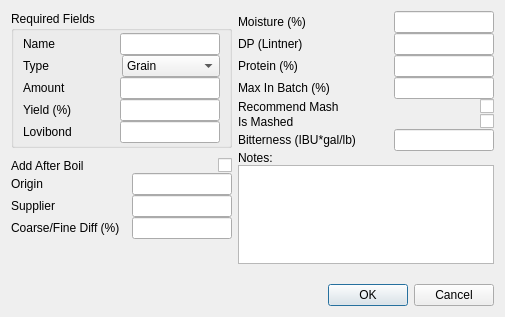
Qt form ui/fermentableEditor.ui (Brewtarget/brewtarget) before a commit.
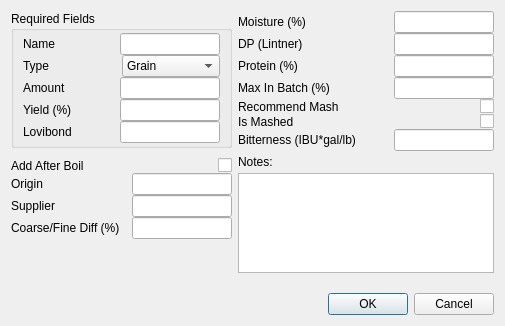
The same form after that commit.

Diff of the .ui file:
```diff
--- a/ui/fermentableEditor.ui
+++ b/ui/fermentableEditor.ui
@@ -7,7 +7,7 @@
     <x>0</x>
     <y>0</y>
     <width>505</width>
-    <height>317</height>
+    <height>326</height>
    </rect>
   </property>
   <property name="windowTitle">
```
Left out of the diff: 48 changed lines with no effect on the pictures.
